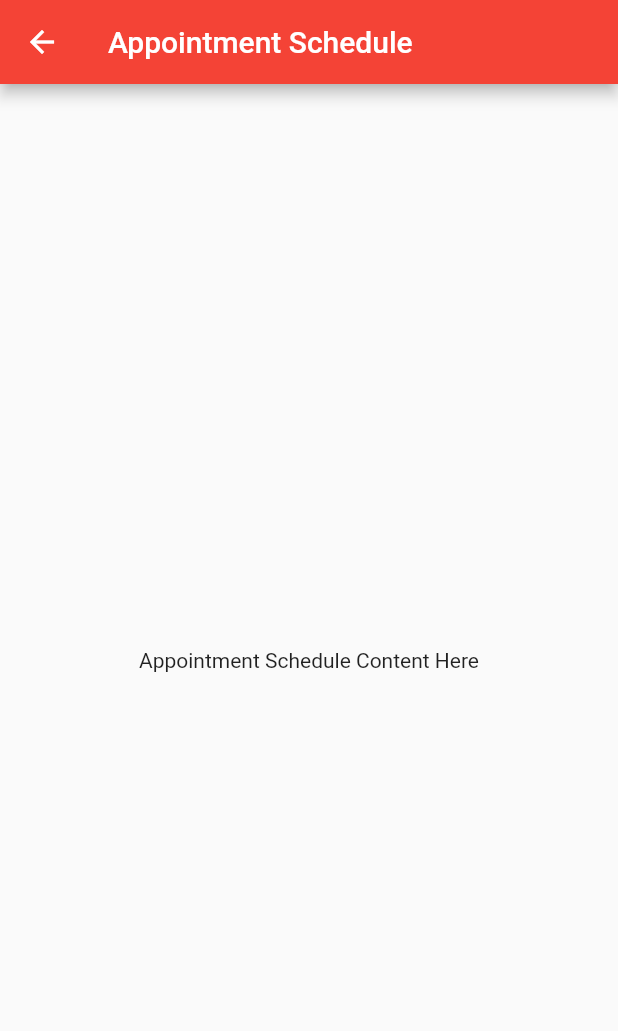
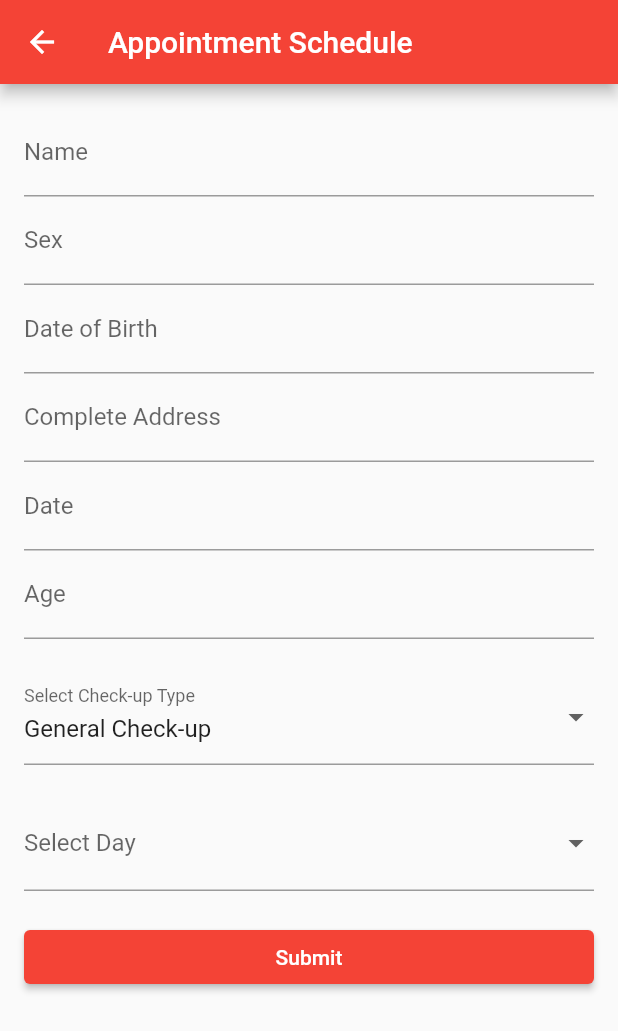
Before and after one commit to Al-Vincent-Ichon/mobile-healthcare-application, a Flutter app: the AppointmentScheduleScreen screen opened by its route, on a phone screen of 412 x 824 dp. Shown: the top 1031 px of the screen. Run offline on Flutter 3.47's test engine with Material 2 defaults, Android fonts, the phone set to English and light mode, and no system bars; accounts and stored records are empty.

Commit message:
Fourth Commit

```diff
--- a/lib/screens/appointment_schedule_screen.dart
+++ b/lib/screens/appointment_schedule_screen.dart
@@ -1,14 +1,117 @@
 import 'package:flutter/material.dart';
 
-class AppointmentScheduleScreen extends StatelessWidget {
+class AppointmentScheduleScreen extends StatefulWidget {
+  @override
+  _AppointmentScheduleScreenState createState() =>
+      _AppointmentScheduleScreenState();
+}
+
+class _AppointmentScheduleScreenState extends State<AppointmentScheduleScreen> {
+  final _nameController = TextEditingController();
+  final _sexController = TextEditingController();
+  final _dobController = TextEditingController();
+  final _addressController = TextEditingController();
+  final _dateController = TextEditingController();
+  final _ageController = TextEditingController();
+
+  String _selectedCheckupType = 'General Check-up';
+  String? _selectedDay;
+
+  final Map<String, List<String>> _checkupDays = {
+    'General Check-up': ['Monday', 'Tuesday', 'Thursday'],
+    'Baby Vaccination': ['Wednesday'],
+    'Pregnant Vaccination': ['Friday']
+  };
+
   @override
   Widget build(BuildContext context) {
     return Scaffold(
       appBar: AppBar(
         title: Text('Appointment Schedule'),
       ),
-      body: Center(
-        child: Text('Appointment Schedule Content Here'),
+      body: Padding(
+        padding: const EdgeInsets.all(16.0),
+        child: ListView(
+          children: [
+            TextField(
+              controller: _nameController,
+              decoration: InputDecoration(labelText: 'Name'),
+            ),
+            TextField(
+              controller: _sexController,
+              decoration: InputDecoration(labelText: 'Sex'),
+            ),
+            TextField(
+              controller: _dobController,
+              decoration: InputDecoration(labelText: 'Date of Birth'),
+            ),
+            TextField(
+              controller: _addressController,
+              decoration: InputDecoration(labelText: 'Complete Address'),
+            ),
+            TextField(
+              controller: _dateController,
+              decoration: InputDecoration(labelText: 'Date'),
+            ),
+            TextField(
+              controller: _ageController,
+              decoration: InputDecoration(labelText: 'Age'),
+            ),
+            SizedBox(height: 20),
+            DropdownButtonFormField<String>(
+              value: _selectedCheckupType,
+              decoration: InputDecoration(labelText: 'Select Check-up Type'),
+              items: _checkupDays.keys.map((String type) {
+                return DropdownMenuItem<String>(
+                  value: type,
+                  child: Text(type),
+                );
+              }).toList(),
+              onChanged: (String? newValue) {
+                setState(() {
+                  _selectedCheckupType = newValue!;
+                  _selectedDay =
+                      null; // Reset the selected day when check-up type changes
+                });
+              },
+            ),
+            SizedBox(height: 20),
+            DropdownButtonFormField<String>(
+              value: _selectedDay,
+              decoration: InputDecoration(labelText: 'Select Day'),
+              items: _checkupDays[_selectedCheckupType]!.map((String day) {
+                return DropdownMenuItem<String>(
+                  value: day,
+                  child: Text(day),
+                );
+              }).toList(),
+              onChanged: (String? newValue) {
+                setState(() {
+                  _selectedDay = newValue;
+                });
+              },
+            ),
+            SizedBox(height: 20),
+            ElevatedButton(
+              onPressed: () {
+                // Handle form submission
+                final appointmentDetails = {
+                  'Name': _nameController.text,
+                  'Sex': _sexController.text,
+                  'Date of Birth': _dobController.text,
+                  'Complete Address': _addressController.text,
+                  'Date': _dateController.text,
+                  'Age': _ageController.text,
+                  'Check-up Type': _selectedCheckupType,
+                  'Day': _selectedDay
+                };
+                // Print or save the appointment details
+                print(appointmentDetails);
+              },
+              child: Text('Submit'),
+            ),
+          ],
+        ),
       ),
     );
   }
```
